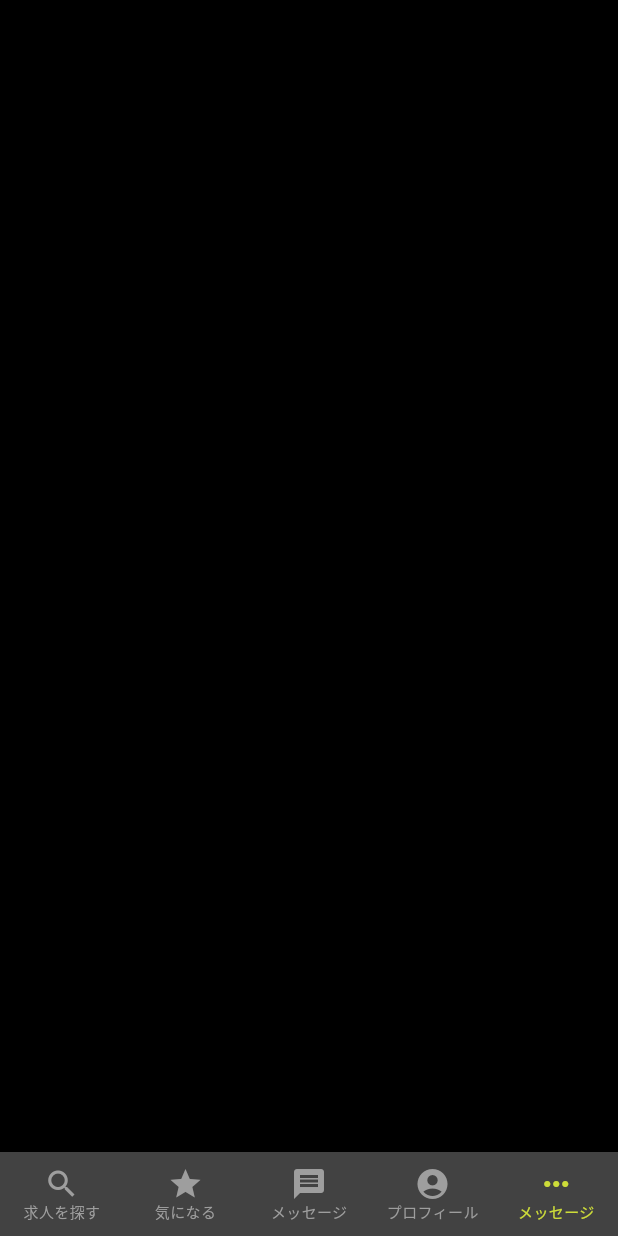
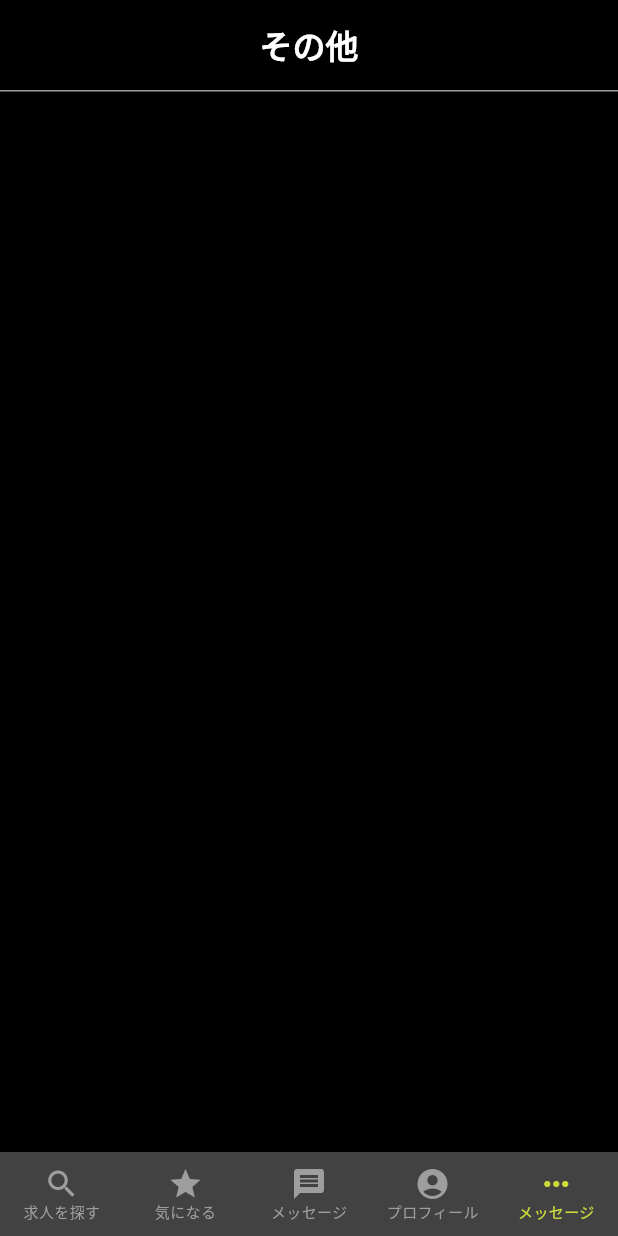
Before and after one commit to RyoYoshihara/kyujin_app, a Flutter app: the screen it shows after launch, item 5 of the bottom bar chosen, on a phone screen of 412 x 824 dp. Run offline on Flutter 3.47's test engine with Material 3 defaults, Android fonts, the phone set to English and light mode, and no system bars; our stand-ins replace flutter_riverpod.

Commit message:
プロフィールページ、メニューページのAppBar設定追加

```diff
--- a/lib/view/home_page/menu_page.dart
+++ b/lib/view/home_page/menu_page.dart
@@ -1,4 +1,3 @@
-import 'package:flutter/cupertino.dart';
 import 'package:flutter/material.dart';
 import 'package:flutter_riverpod/flutter_riverpod.dart';
 
@@ -7,6 +6,24 @@ class MenuPage extends ConsumerWidget {
 
   @override
   Widget build(BuildContext context, WidgetRef ref) {
-    return const Scaffold();
+    return Scaffold(
+      appBar: AppBar(
+        toolbarHeight: 60,
+        centerTitle: true,
+        title: const Text(
+            'その他',
+            style: TextStyle(fontWeight:FontWeight.bold,color: Colors.white)
+        ),
+        backgroundColor: Colors.black,
+        bottom: const PreferredSize(
+          preferredSize: Size.fromHeight(1.0), // Dividerの高さを設定
+          child: Divider(
+            height: 1.0, // Dividerの高さを設定
+            thickness: 1.0, // Dividerの厚さを設定
+            color: Colors.grey, // Dividerの色を設定
+          ),
+        ),
+      ),
+    );
   }
 }
--- a/lib/view/home_page/profile_page.dart
+++ b/lib/view/home_page/profile_page.dart
@@ -1,4 +1,3 @@
-import 'package:flutter/cupertino.dart';
 import 'package:flutter/material.dart';
 import 'package:flutter_riverpod/flutter_riverpod.dart';
 
@@ -7,6 +6,24 @@ class ProfilePage extends ConsumerWidget {
 
   @override
   Widget build(BuildContext context, WidgetRef ref) {
-    return const Scaffold();
+    return Scaffold(
+      appBar: AppBar(
+        toolbarHeight: 60,
+        centerTitle: true,
+        title: const Text(
+            'プロフィール',
+            style: TextStyle(fontWeight:FontWeight.bold,color: Colors.white)
+        ),
+        backgroundColor: Colors.black,
+        bottom: const PreferredSize(
+          preferredSize: Size.fromHeight(1.0), // Dividerの高さを設定
+          child: Divider(
+            height: 1.0, // Dividerの高さを設定
+            thickness: 1.0, // Dividerの厚さを設定
+            color: Colors.grey, // Dividerの色を設定
+          ),
+        ),
+      ),
+    );
   }
 }
```
